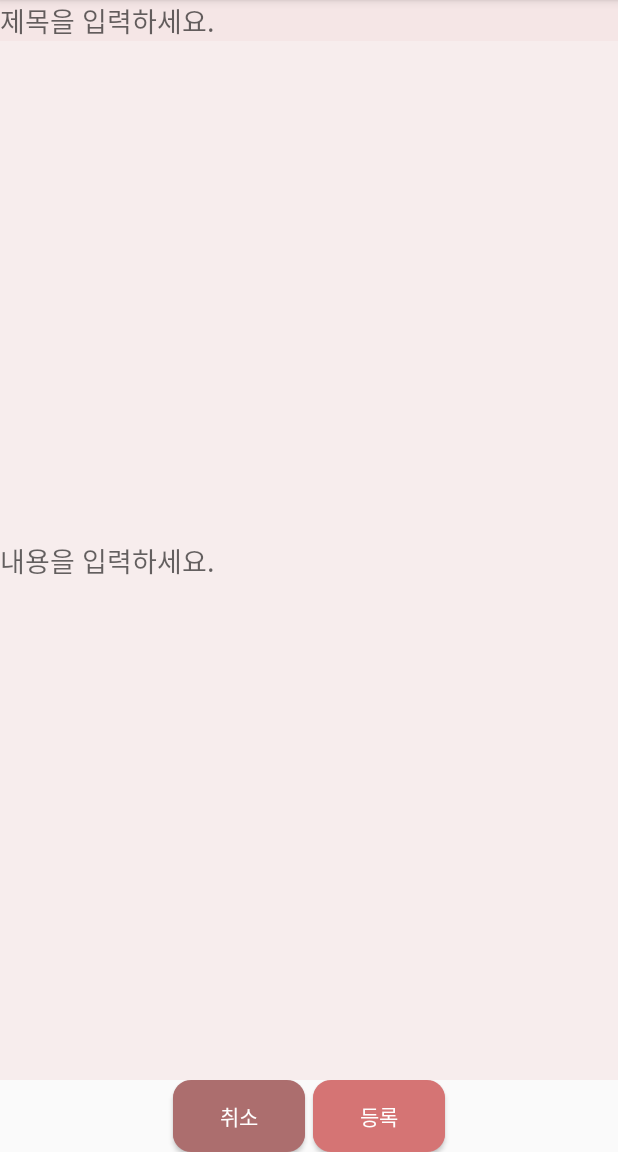
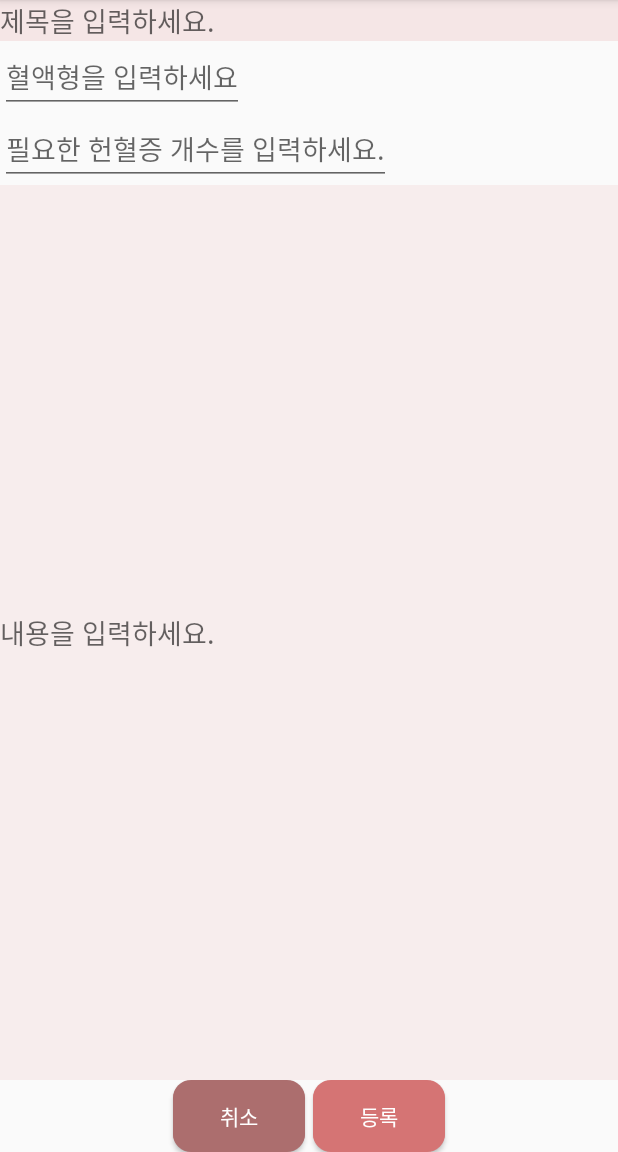
Before and after one commit to psyoung99/bloodcommunity, an Android app: the DocumentActivity screen opened directly, with no data from a screen before it, on a phone screen of 412 x 824 dp, the part 84-1236 px from its top. Run offline under Robolectric (Android 15) with nearby library versions, the light colour scheme and no system bars; our stand-ins replace Firebase (no records; nobody signed in at launch, a user with empty details on screens opened directly).

Commit message:
2019.12.23 통합 1차 version_duedate 추가

```diff
--- a/app/src/main/java/com/example/bloodcommunity/Camera_afterdialog.java
+++ b/app/src/main/java/com/example/bloodcommunity/Camera_afterdialog.java
@@ -12,6 +12,7 @@ import android.widget.EditText;
 public class Camera_afterdialog extends Dialog {
 
     public String barcode_name;
+    public String barcode_due;
     private String mTitle;
 
     @Override
@@ -26,7 +27,8 @@ public class Camera_afterdialog extends Dialog {
             @Override
             public void onClick(View view) {
                 barcode_name = ((EditText) (findViewById(R.id.barcodename))).getText().toString();
-                if (barcode_name != null) {
+                barcode_due = ((EditText)(findViewById(R.id.barcodedue))).getText().toString();
+                if (barcode_name != null && barcode_due != null) {
                     Log.d("정보", barcode_name);
                     cancel();
                 }
--- a/app/src/main/java/com/example/bloodcommunity/GifticonActivity.java
+++ b/app/src/main/java/com/example/bloodcommunity/GifticonActivity.java
@@ -58,6 +58,7 @@ public class GifticonActivity extends AppCompatActivity {
                                 Log.d("정보",Gifticondata.getImagePath());
                                 Gifticondata.setName(GifticonInfo.getName());
                                 Gifticondata.setBarcode(GifticonInfo.getBarcode());
+                                Gifticondata.setDue(GifticonInfo.getDue());
                                 adapter.addItem(Gifticondata);
                             }
                         }
--- a/app/src/main/java/com/example/bloodcommunity/GifticonAdapter.java
+++ b/app/src/main/java/com/example/bloodcommunity/GifticonAdapter.java
@@ -142,6 +142,8 @@ public class GifticonAdapter extends BaseAdapter {
         barcodenum.setText(getItem(i).getBarcode());
         TextView barcodename = view.findViewById(R.id.barcode_nametv);
         barcodename.setText(getItem(i).getName());
+        TextView barcodedue = view.findViewById(R.id.barcode_duetv);
+        barcodedue.setText("유효기간: ~ "+getItem(i).getDue());
 
          return view;
     }
--- a/app/src/main/java/com/example/bloodcommunity/GifticonData.java
+++ b/app/src/main/java/com/example/bloodcommunity/GifticonData.java
@@ -7,11 +7,11 @@ public class GifticonData {
     private String ImagePath;
     private String barcode;
     private String name;
+    private String due;
 
     public String getImagePath() {
         return ImagePath;
     }
-
     public void setImagePath(String ImagePath) {
         this.ImagePath = ImagePath;
     }
@@ -23,4 +23,7 @@ public class GifticonData {
 
     public String getName() {return name;}
     public void setName(String name) {this.name = name;}
+
+    public String getDue() {return due;}
+    public void setDue(String due) {this.due = due;}
 }
--- a/app/src/main/java/com/example/bloodcommunity/ui/gallery/GalleryFragment.java
+++ b/app/src/main/java/com/example/bloodcommunity/ui/gallery/GalleryFragment.java
@@ -65,7 +65,7 @@ public class GalleryFragment extends Fragment {
                 Toast.makeText(getContext(),"카메라가 취소되었습니다",Toast.LENGTH_SHORT).show();
                 return;
             }
-            //바코드 이름(사용자 직접 입력) -> dialog로 구현
+            //바코드 이름,유효기간(사용자 직접 입력) -> dialog로 구현
             final Camera_afterdialog dialog = new Camera_afterdialog(getContext(), "바코드 이름 저장");
             dialog.setContentView(R.layout.camera_after_dialog);
             //dialog size
@@ -88,7 +88,7 @@ public class GalleryFragment extends Fragment {
                     //데이터 저장
                     //        Log.d("정보",dialog.barcode_name);
                     GifticonDB GifticonInfo = new GifticonDB(mId, result.getContents(),
-                            result.getBarcodeImagePath(), dialog.barcode_name);
+                            result.getBarcodeImagePath(), dialog.barcode_name,dialog.barcode_due);
 
                     mDatabase.child(result.getContents()).setValue(GifticonInfo);
                     Toast.makeText(getContext(), dialog.barcode_name + " 바코드가 저장되었습니다", Toast.LENGTH_LONG).show();
--- a/app/src/main/res/layout/activity_document.xml
+++ b/app/src/main/res/layout/activity_document.xml
@@ -2,17 +2,29 @@
 <LinearLayout xmlns:android="http://schemas.android.com/apk/res/android"
     android:orientation="vertical" android:layout_width="match_parent"
     android:layout_height="match_parent">
-<EditText
+    <EditText
     android:layout_width="match_parent"
     android:layout_height="wrap_content"
     android:hint="제목을 입력하세요."
     android:background="#26D57474"
     android:id="@+id/titleDocument"
     />
+
+    <EditText
+        android:id="@+id/docblood"
+        android:hint="혈액형을 입력하세요"
+        android:layout_width="wrap_content"
+        android:layout_height="wrap_content"/>
+
+    <EditText
+        android:id="@+id/docnum"
+        android:hint="필요한 헌혈증 개수를 입력하세요."
+        android:layout_width="wrap_content"
+        android:layout_height="wrap_content"/>
     <EditText
         android:layout_width="match_parent"
         android:layout_height="match_parent"
-        android:layout_weight="7"
+        android:layout_weight="6"
         android:hint="내용을 입력하세요."
         android:background="#1AD57474"
         android:id="@+id/contentDocument"
--- a/app/src/main/res/layout/camera_after_dialog.xml
+++ b/app/src/main/res/layout/camera_after_dialog.xml
@@ -9,6 +9,12 @@
         android:layout_height="wrap_content"
         android:hint="바코드 이름을 입력하세요"/>
 
+    <EditText
+        android:id="@+id/barcodedue"
+        android:layout_width="match_parent"
+        android:layout_height="wrap_content"
+        android:hint="바코드 유효기간을 입력하세요"/>
+
     <Button
         android:id="@+id/save_as_btn"
         android:layout_width="wrap_content"
--- a/app/src/main/res/layout/item.xml
+++ b/app/src/main/res/layout/item.xml
@@ -22,4 +22,10 @@
         android:layout_height="wrap_content"
         android:layout_marginLeft="20dp"
         android:textStyle="bold"/>
+
+    <TextView
+        android:id="@+id/barcode_duetv"
+        android:layout_width="wrap_content"
+        android:layout_height="wrap_content"
+        android:layout_marginLeft="20dp"/>
 </LinearLayout>
```
Also changed, not shown: app/src/main/java/com/example/bloodcommunity/GifticonDB.java (+8 -1 lines).
